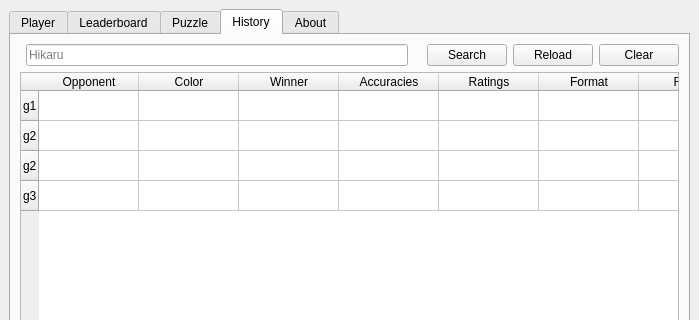
Before: the Qt Designer form src/interface/main_window.ui in afmdiazh/Chess-Dot-Py, drawn with Qt 5; both pictures show x 0 to 699 and y 0 to 320 of the 699 by 600 pixel window.
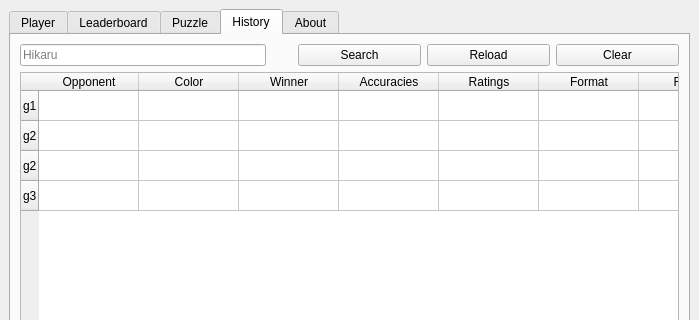
After: the same form once the commit is applied. The open tabs and pages were chosen to show the change. Icons and pictures are not drawn. Custom widgets are drawn as their Qt base class.

Commit message: Implemented history downloader thread and button connections

The edit to the form file:
```diff
--- a/src/interface/main_window.ui
+++ b/src/interface/main_window.ui
@@ -1828,16 +1828,6 @@
             </property>
            </widget>
           </item>
-          <item row="0" column="1">
-           <widget class="QLineEdit" name="lineEditPlayerHistory">
-            <property name="placeholderText">
-             <string>Hikaru</string>
-            </property>
-            <property name="clearButtonEnabled">
-             <bool>false</bool>
-            </property>
-           </widget>
-          </item>
           <item row="0" column="5">
            <widget class="QPushButton" name="pushButtonHistoryClear">
             <property name="text">
@@ -1934,6 +1924,16 @@
             </property>
            </widget>
           </item>
+          <item row="0" column="0" colspan="2">
+           <widget class="QLineEdit" name="lineEditPlayerHistory">
+            <property name="placeholderText">
+             <string>Hikaru</string>
+            </property>
+            <property name="clearButtonEnabled">
+             <bool>false</bool>
+            </property>
+           </widget>
+          </item>
          </layout>
         </widget>
         <widget class="QWidget" name="qWidgetAbout">
```
The commit also changes 3 other files.
